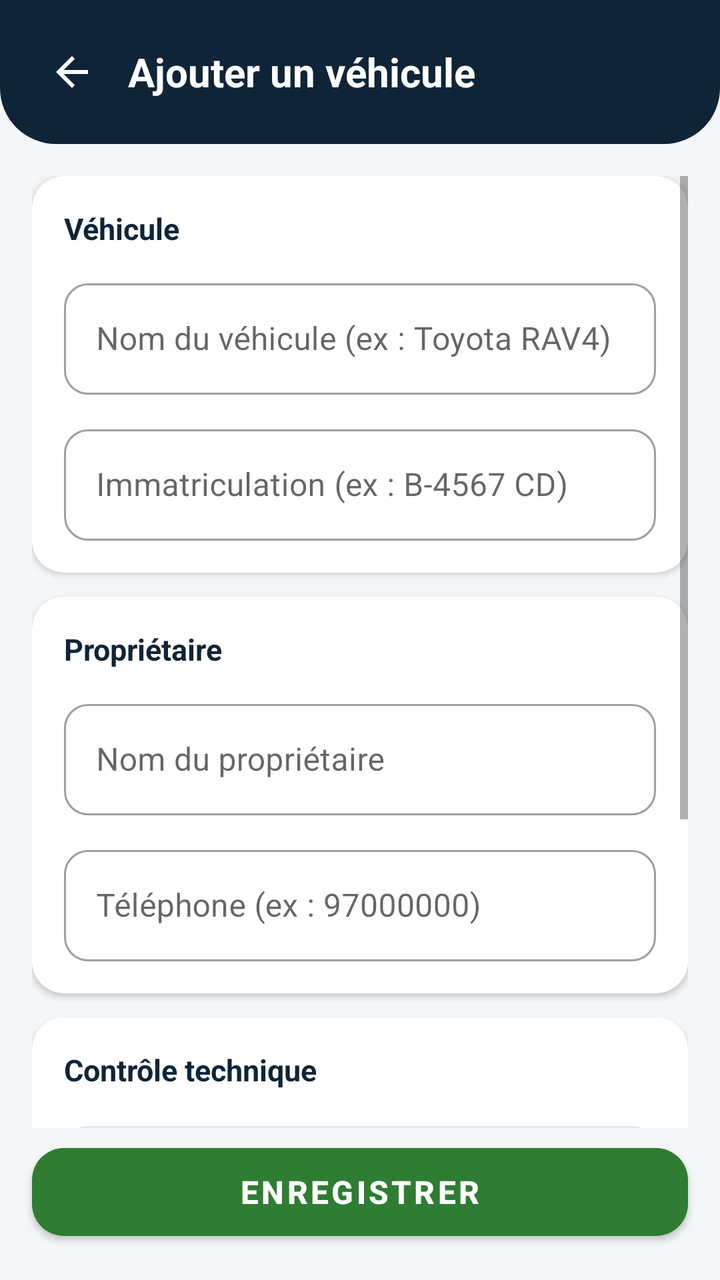
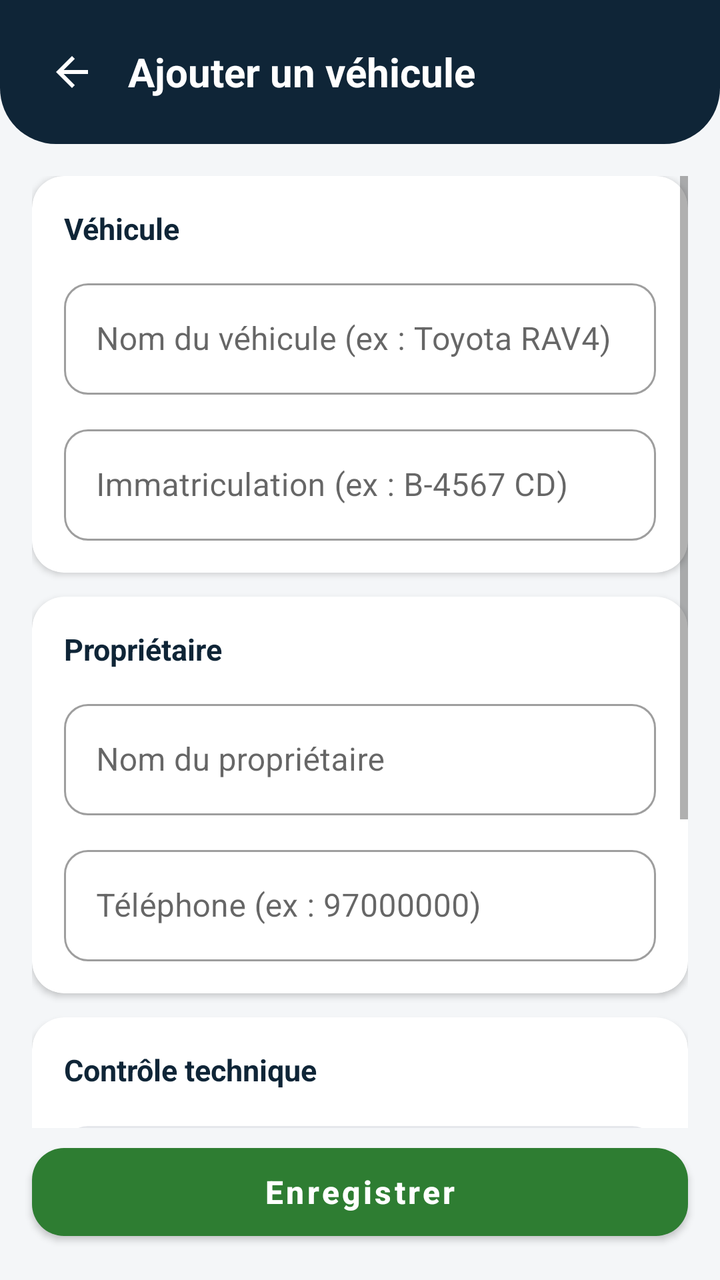

An Android layout rendered at two revisions. The XML below is the earlier revision; the diff shows what the commit changed to produce the second picture.
<!-- AndroidManifest.xml: application theme Theme.AutoMemo -->
<!-- res/layout/activity_add_vehicle.xml -->
<?xml version="1.0" encoding="utf-8"?>
<LinearLayout xmlns:android="http://schemas.android.com/apk/res/android"
    xmlns:app="http://schemas.android.com/apk/res-auto"
    android:layout_width="match_parent"
    android:layout_height="match_parent"
    android:background="@color/bg_light"
    android:orientation="vertical">

    
    <LinearLayout
        android:layout_width="match_parent"
        android:layout_height="wrap_content"
        android:background="@drawable/bg_header"
        android:gravity="center_vertical"
        android:orientation="horizontal"
        android:padding="16dp">

        <ImageView
            android:id="@+id/ivBack"
            android:layout_width="40dp"
            android:layout_height="40dp"
            android:background="?attr/selectableItemBackgroundBorderless"
            android:clickable="true"
            android:contentDescription="Retour"
            android:focusable="true"
            android:padding="8dp"
            android:src="@drawable/ic_back"
            android:tint="@android:color/white" />

        <TextView
            android:layout_width="wrap_content"
            android:layout_height="wrap_content"
            android:layout_marginStart="8dp"
            android:text="Ajouter un véhicule"
            android:textColor="@android:color/white"
            android:textSize="20sp"
            android:textStyle="bold" />
    </LinearLayout>

    <ScrollView
        android:layout_width="match_parent"
        android:layout_height="0dp"
        android:layout_weight="1"
        android:clipToPadding="false"
        android:padding="16dp">

        <LinearLayout
            android:layout_width="match_parent"
            android:layout_height="wrap_content"
            android:orientation="vertical">

            
            <androidx.cardview.widget.CardView
                android:layout_width="match_parent"
                android:layout_height="wrap_content"
                android:layout_marginBottom="12dp"
                app:cardBackgroundColor="@android:color/white"
                app:cardCornerRadius="16dp"
                app:cardElevation="2dp">

                <LinearLayout
                    android:layout_width="match_parent"
                    android:layout_height="wrap_content"
                    android:orientation="vertical"
                    android:padding="16dp">

                    <TextView
                        android:layout_width="wrap_content"
                        android:layout_height="wrap_content"
                        android:layout_marginBottom="12dp"
                        android:text="Véhicule"
                        android:textColor="@color/navy_header"
                        android:textSize="15sp"
                        android:textStyle="bold" />

                    <com.google.android.material.textfield.TextInputLayout
                        style="@style/Widget.MaterialComponents.TextInputLayout.OutlinedBox"
                        android:layout_width="match_parent"
                        android:layout_height="wrap_content"
                        android:layout_marginBottom="12dp"
                        android:hint="Nom du véhicule (ex : Toyota RAV4)"
                        app:boxCornerRadiusBottomEnd="12dp"
                        app:boxCornerRadiusBottomStart="12dp"
                        app:boxCornerRadiusTopEnd="12dp"
                        app:boxCornerRadiusTopStart="12dp">

                        <com.google.android.material.textfield.TextInputEditText
                            android:id="@+id/etVehicleName"
                            android:layout_width="match_parent"
                            android:layout_height="wrap_content"
                            android:inputType="textCapWords"
                            android:textColor="@color/text_dark" />
                    </com.google.android.material.textfield.TextInputLayout>

                    <com.google.android.material.textfield.TextInputLayout
                        style="@style/Widget.MaterialComponents.TextInputLayout.OutlinedBox"
                        android:layout_width="match_parent"
                        android:layout_height="wrap_content"
                        android:hint="Immatriculation (ex : B-4567 CD)"
                        app:boxCornerRadiusBottomEnd="12dp"
                        app:boxCornerRadiusBottomStart="12dp"
                        app:boxCornerRadiusTopEnd="12dp"
                        app:boxCornerRadiusTopStart="12dp">

                        <com.google.android.material.textfield.TextInputEditText
                            android:id="@+id/etLicensePlate"
                            android:layout_width="match_parent"
                            android:layout_height="wrap_content"
                            android:inputType="textCapCharacters"
                            android:textColor="@color/text_dark" />
                    </com.google.android.material.textfield.TextInputLayout>
                </LinearLayout>
            </androidx.cardview.widget.CardView>

            
            <androidx.cardview.widget.CardView
                android:layout_width="match_parent"
                android:layout_height="wrap_content"
                android:layout_marginBottom="12dp"
                app:cardBackgroundColor="@android:color/white"
                app:cardCornerRadius="16dp"
                app:cardElevation="2dp">

                <LinearLayout
                    android:layout_width="match_parent"
                    android:layout_height="wrap_content"
                    android:orientation="vertical"
                    android:padding="16dp">

                    <TextView
                        android:layout_width="wrap_content"
                        android:layout_height="wrap_content"
                        android:layout_marginBottom="12dp"
                        android:text="Propriétaire"
                        android:textColor="@color/navy_header"
                        android:textSize="15sp"
                        android:textStyle="bold" />

                    <com.google.android.material.textfield.TextInputLayout
                        style="@style/Widget.MaterialComponents.TextInputLayout.OutlinedBox"
                        android:layout_width="match_parent"
                        android:layout_height="wrap_content"
                        android:layout_marginBottom="12dp"
                        android:hint="Nom du propriétaire"
                        app:boxCornerRadiusBottomEnd="12dp"
                        app:boxCornerRadiusBottomStart="12dp"
                        app:boxCornerRadiusTopEnd="12dp"
                        app:boxCornerRadiusTopStart="12dp">

                        <com.google.android.material.textfield.TextInputEditText
                            android:id="@+id/etOwnerName"
                            android:layout_width="match_parent"
                            android:layout_height="wrap_content"
                            android:inputType="textCapWords"
                            android:textColor="@color/text_dark" />
                    </com.google.android.material.textfield.TextInputLayout>

                    <com.google.android.material.textfield.TextInputLayout
                        style="@style/Widget.MaterialComponents.TextInputLayout.OutlinedBox"
                        android:layout_width="match_parent"
                        android:layout_height="wrap_content"
                        android:hint="Téléphone (ex : 97000000)"
                        app:boxCornerRadiusBottomEnd="12dp"
                        app:boxCornerRadiusBottomStart="12dp"
                        app:boxCornerRadiusTopEnd="12dp"
                        app:boxCornerRadiusTopStart="12dp">

                        <com.google.android.material.textfield.TextInputEditText
                            android:id="@+id/etOwnerPhone"
                            android:layout_width="match_parent"
                            android:layout_height="wrap_content"
                            android:inputType="phone"
                            android:textColor="@color/text_dark" />
                    </com.google.android.material.textfield.TextInputLayout>
                </LinearLayout>
            </androidx.cardview.widget.CardView>

            
            <androidx.cardview.widget.CardView
                android:layout_width="match_parent"
                android:layout_height="wrap_content"
                android:layout_marginBottom="12dp"
                app:cardBackgroundColor="@android:color/white"
                app:cardCornerRadius="16dp"
                app:cardElevation="2dp">

                <LinearLayout
                    android:layout_width="match_parent"
                    android:layout_height="wrap_content"
                    android:orientation="vertical"
                    android:padding="16dp">

                    <TextView
                        android:layout_width="wrap_content"
                        android:layout_height="wrap_content"
                        android:layout_marginBottom="12dp"
                        android:text="Contrôle technique"
                        android:textColor="@color/navy_header"
                        android:textSize="15sp"
                        android:textStyle="bold" />

                    <Button
                        android:id="@+id/btnPickExpiryDate"
                        style="@style/Widget.MaterialComponents.Button.OutlinedButton"
                        android:layout_width="match_parent"
                        android:layout_height="52dp"
                        android:text="Choisir la date d'expiration"
                        android:textColor="@color/navy_header"
                        app:cornerRadius="12dp"
                        app:icon="@drawable/ic_calendar"
                        app:iconTint="@color/navy_header"
                        app:strokeColor="@color/stroke_light" />

                    <TextView
                        android:id="@+id/tvSelectedDate"
                        android:layout_width="match_parent"
                        android:layout_height="wrap_content"
                        android:layout_marginTop="6dp"
                        android:layout_marginBottom="16dp"
                        android:text="Aucune date sélectionnée"
                        android:textColor="@color/text_muted"
                        android:textSize="12sp" />

                    <TextView
                        android:layout_width="wrap_content"
                        android:layout_height="wrap_content"
                        android:layout_marginBottom="8dp"
                        android:text="Justificatif (photo ou PDF)"
                        android:textColor="@color/text_dark"
                        android:textSize="13sp"
                        android:textStyle="bold" />

                    <LinearLayout
                        android:layout_width="match_parent"
                        android:layout_height="wrap_content"
                        android:orientation="horizontal">

                        <Button
                            android:id="@+id/btnSelectPhoto"
                            style="@style/Widget.MaterialComponents.Button.OutlinedButton"
                            android:layout_width="0dp"
                            android:layout_height="52dp"
                            android:layout_marginEnd="4dp"
                            android:layout_weight="1"
                            android:text="Photo"
                            android:textColor="@color/navy_header"
                            app:cornerRadius="12dp"
                            app:icon="@drawable/ic_image"
                            app:iconTint="@color/navy_header"
                            app:strokeColor="@color/stroke_light" />

                        <Button
                            android:id="@+id/btnSelectPdf"
                            style="@style/Widget.MaterialComponents.Button.OutlinedButton"
                            android:layout_width="0dp"
                            android:layout_height="52dp"
                            android:layout_marginStart="4dp"
                            android:layout_weight="1"
                            android:text="PDF"
                            android:textColor="@color/navy_header"
                            app:cornerRadius="12dp"
                            app:icon="@drawable/ic_doc"
                            app:iconTint="@color/navy_header"
                            app:strokeColor="@color/stroke_light" />
                    </LinearLayout>

                    <TextView
                        android:id="@+id/tvPdfStatus"
                        android:layout_width="match_parent"
                        android:layout_height="wrap_content"
                        android:layout_marginTop="6dp"
                        android:text="Aucun fichier attaché"
                        android:textColor="@color/text_muted"
                        android:textSize="12sp" />
                </LinearLayout>
            </androidx.cardview.widget.CardView>
        </LinearLayout>
    </ScrollView>

    
    <Button
        android:id="@+id/btnSave"
        android:layout_width="match_parent"
        android:layout_height="56dp"
        android:layout_marginStart="16dp"
        android:layout_marginTop="4dp"
        android:layout_marginEnd="16dp"
        android:layout_marginBottom="16dp"
        android:text="Enregistrer"
        android:textColor="@android:color/white"
        android:textSize="16sp"
        android:textStyle="bold"
        app:backgroundTint="@color/status_green"
        app:cornerRadius="16dp" />

</LinearLayout>
<!-- resources referenced by this layout -->
<resources>
  <color name="bg_light">#F4F6F8</color>
  <color name="navy_header">#0F2537</color>
  <color name="status_green">#2E7D32</color>
  <color name="stroke_light">#E5E7EB</color>
  <color name="text_dark">#1F2937</color>
  <color name="text_muted">#6B7280</color>
  <!-- drawable bg_header (drawable) -->
  <?xml version="1.0" encoding="utf-8"?>
  <shape xmlns:android="http://schemas.android.com/apk/res/android"
      android:shape="rectangle">
      <solid android:color="@color/navy_header" />
      <corners
          android:bottomLeftRadius="28dp"
          android:bottomRightRadius="28dp" />
  </shape>
  <!-- drawable ic_back (drawable) -->
  <vector xmlns:android="http://schemas.android.com/apk/res/android"
      android:width="24dp"
      android:height="24dp"
      android:viewportWidth="24"
      android:viewportHeight="24">
      <path
          android:fillColor="#FFFFFFFF"
          android:pathData="M20,11H7.83l5.59,-5.59L12,4l-8,8 8,8 1.41,-1.41L7.83,13H20v-2z" />
  </vector>
  <!-- drawable ic_calendar (drawable) -->
  <vector xmlns:android="http://schemas.android.com/apk/res/android"
      android:width="24dp"
      android:height="24dp"
      android:viewportWidth="24"
      android:viewportHeight="24">
      <path
          android:fillColor="#FFFFFFFF"
          android:pathData="M20,3h-1L19,1h-2v2L7,3L7,1L5,1v2L4,3c-1.1,0 -2,0.9 -2,2v16c0,1.1 0.9,2 2,2h16c1.1,0 2,-0.9 2,-2L22,5c0,-1.1 -0.9,-2 -2,-2zM20,21L4,21L4,8h16v13z" />
  </vector>
  <!-- drawable ic_doc (drawable) -->
  <vector xmlns:android="http://schemas.android.com/apk/res/android"
      android:width="24dp"
      android:height="24dp"
      android:viewportWidth="24"
      android:viewportHeight="24">
      <path
          android:fillColor="#FFFFFFFF"
          android:pathData="M14,2H6c-1.1,0 -1.99,0.9 -1.99,2L4,20c0,1.1 0.89,2 1.99,2H18c1.1,0 2,-0.9 2,-2V8l-6,-6zM16,18H8v-2h8v2zM16,14H8v-2h8v2zM13,9V3.5L18.5,9H13z" />
  </vector>
  <!-- drawable ic_image (drawable) -->
  <vector xmlns:android="http://schemas.android.com/apk/res/android"
      android:width="24dp"
      android:height="24dp"
      android:viewportWidth="24"
      android:viewportHeight="24">
      <path
          android:fillColor="#FFFFFFFF"
          android:pathData="M21,19V5c0,-1.1 -0.9,-2 -2,-2H5c-1.1,0 -2,0.9 -2,2v14c0,1.1 0.9,2 2,2h14c1.1,0 2,-0.9 2,-2zM8.5,13.5l2.5,3.01L14.5,12l4.5,6H5l3.5,-4.5z" />
  </vector>
  <style name="Theme.AutoMemo" parent="Theme.MaterialComponents.Light.NoActionBar">
          <item name="colorPrimary">@color/accent_blue</item>
          <item name="colorPrimaryVariant">@color/navy_header</item>
          <item name="colorOnPrimary">@android:color/white</item>
          <item name="colorSecondary">@color/accent_blue</item>
          <item name="colorOnSecondary">@android:color/white</item>
          <item name="android:statusBarColor">@color/navy_header</item>
          <item name="android:windowBackground">@color/bg_light</item>
      </style>
  <color name="accent_blue">#1976D2</color>
</resources>

<!-- the commit's change to res/layout/activity_add_vehicle.xml (unified diff, before → after) -->
@@ -200,6 +200,7 @@
                         android:textStyle="bold" />
 
                     <Button
+                        android:textAllCaps="false"
                         android:id="@+id/btnPickExpiryDate"
                         style="@style/Widget.MaterialComponents.Button.OutlinedButton"
                         android:layout_width="match_parent"
@@ -236,6 +237,7 @@
                         android:orientation="horizontal">
 
                         <Button
+                            android:textAllCaps="false"
                             android:id="@+id/btnSelectPhoto"
                             style="@style/Widget.MaterialComponents.Button.OutlinedButton"
                             android:layout_width="0dp"
@@ -250,6 +252,7 @@
                             app:strokeColor="@color/stroke_light" />
 
                         <Button
+                            android:textAllCaps="false"
                             android:id="@+id/btnSelectPdf"
                             style="@style/Widget.MaterialComponents.Button.OutlinedButton"
                             android:layout_width="0dp"
@@ -279,6 +282,7 @@
 
     
     <Button
+        android:textAllCaps="false"
         android:id="@+id/btnSave"
         android:layout_width="match_parent"
         android:layout_height="56dp"
